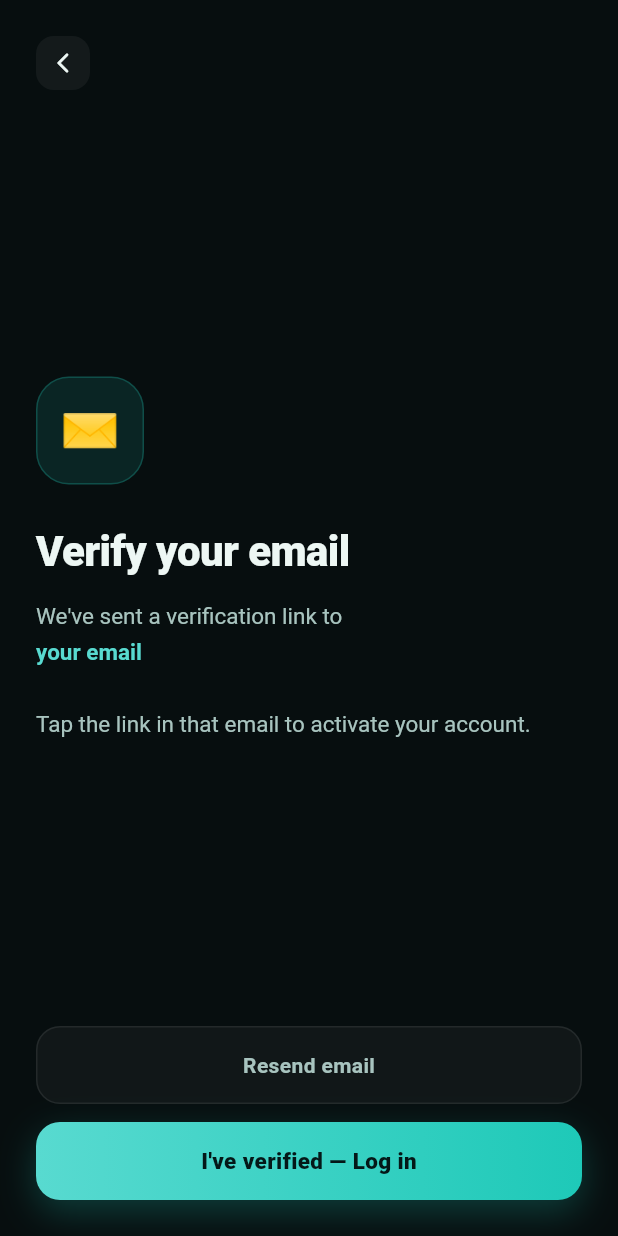
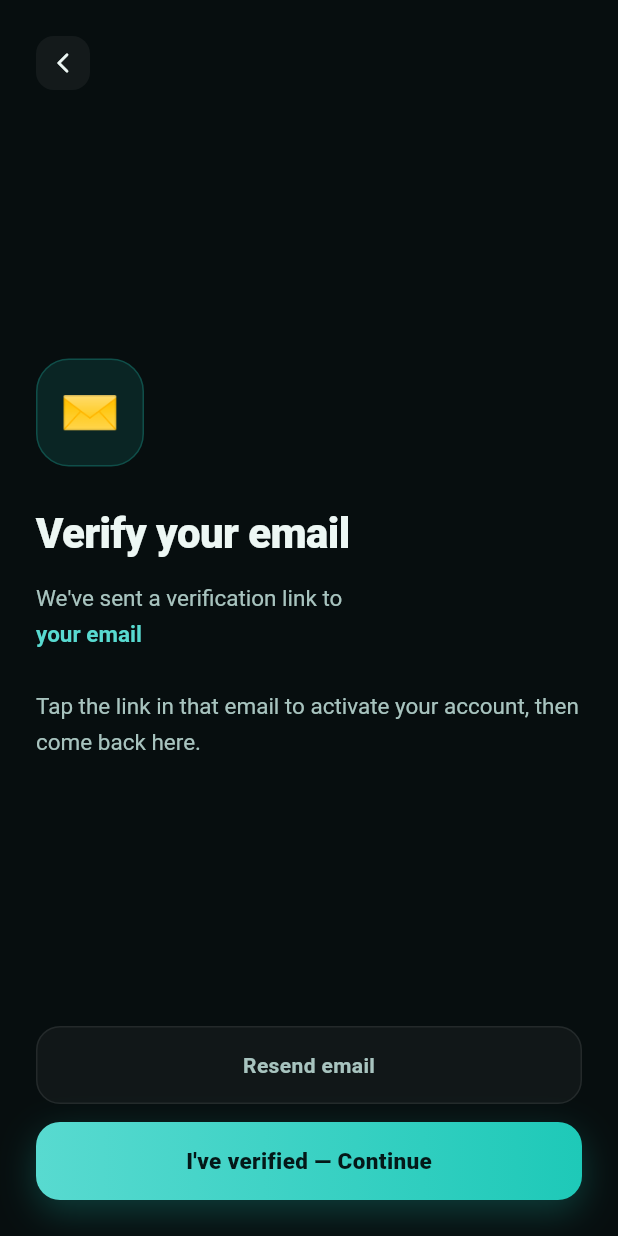
Before and after one commit to archetechglobal/Zussgo-mobile, a Flutter app: the EmailVerifyScreen screen opened by its route, on a phone screen of 412 x 824 dp. Run offline on Flutter 3.47's test engine with Material 3 defaults, Android fonts, the phone set to English and light mode, and no system bars; our stand-ins replace app_links, cached_network_image, firebase_core, firebase_messaging, flutter_dotenv, flutter_local_notifications and 6 more; accounts and stored records are empty; network calls fail.

```diff
--- a/lib/features/auth/screens/email_verify_screen.dart
+++ b/lib/features/auth/screens/email_verify_screen.dart
@@ -1,9 +1,15 @@
+// lib/features/auth/screens/email_verify_screen.dart
+
 import 'package:flutter/material.dart';
 import 'package:flutter_riverpod/flutter_riverpod.dart';
 import 'package:go_router/go_router.dart';
+import 'package:supabase_flutter/supabase_flutter.dart';
 import '../providers/auth_provider.dart';
+import '../models/app_auth_state.dart';
+import '../../../core/supabase/supabase_client.dart';
 
 const _kBg    = Color(0xFF070E0F);
+const _kS1    = Color(0xFF0D1819);
 const _kTeal  = Color(0xFF1EC9B8);
 const _kTeal2 = Color(0xFF58DAD0);
 const _kText  = Color(0xFFEDF7F4);
@@ -18,18 +24,71 @@ class EmailVerifyScreen extends ConsumerStatefulWidget {
 }
 
 class _EmailVerifyScreenState extends ConsumerState<EmailVerifyScreen> {
-  bool _resending = false;
-  bool _resent    = false;
+  bool _resending  = false;
+  bool _resent     = false;
+  bool _checking   = false;
+  String? _checkError;
 
   Future<void> _resend() async {
     if (_resending) return;
-    setState(() { _resending = true; _resent = false; });
+    setState(() { _resending = true; _resent = false; _checkError = null; });
     await ref.read(authProvider.notifier).resendEmailVerification(widget.email);
     if (mounted) setState(() { _resending = false; _resent = true; });
   }
 
+  /// Called when user taps "I've verified — Continue".
+  /// Refreshes the Supabase session; if email is now confirmed routes
+  /// to /setup (new user, no profile) or /home (returning user).
+  Future<void> _checkVerification() async {
+    if (_checking) return;
+    setState(() { _checking = true; _checkError = null; });
+
+    final confirmed = await ref.read(authProvider.notifier).checkEmailVerified();
+
+    if (!mounted) return;
+
+    if (confirmed) {
+      // Determine if user has completed onboarding (profile exists)
+      final userId = supabase.auth.currentUser?.id;
+      bool hasProfile = false;
+      if (userId != null) {
+        final row = await supabase
+            .from('profiles')
+            .select('id')
+            .eq('id', userId)
+            .maybeSingle();
+        hasProfile = row != null;
+      }
+      if (mounted) {
+        context.go(hasProfile ? '/home' : '/setup');
+      }
+    } else {
+      setState(() {
+        _checking = false;
+        _checkError = "Email not verified yet. Please check your inbox and tap the link, then try again.";
+      });
+    }
+  }
+
+  void _showSnack(String msg) {
+    ScaffoldMessenger.of(context).showSnackBar(SnackBar(
+      content: Text(msg, style: const TextStyle(color: _kText)),
+      backgroundColor: _kS1,
+      behavior: SnackBarBehavior.floating,
+      shape: RoundedRectangleBorder(borderRadius: BorderRadius.circular(12)),
+    ));
+  }
+
   @override
   Widget build(BuildContext context) {
+    // Also listen for auth errors bubbled up via resend
+    ref.listen<AppAuthState>(authProvider, (_, next) {
+      if (next is AppAuthError) {
+        _showSnack(next.message);
+        ref.read(authProvider.notifier).reset();
+      }
+    });
+
     return Scaffold(
       backgroundColor: _kBg,
       body: SafeArea(
@@ -51,6 +110,8 @@ class _EmailVerifyScreenState extends ConsumerState<EmailVerifyScreen> {
                 ),
               ),
               const Spacer(),
+
+              // Icon
               Container(
                 width: 72, height: 72,
                 decoration: BoxDecoration(
@@ -63,6 +124,7 @@ class _EmailVerifyScreenState extends ConsumerState<EmailVerifyScreen> {
                 ),
               ),
               const SizedBox(height: 24),
+
               const Text('Verify your email', style: TextStyle(
                 color: _kText, fontSize: 28,
                 fontWeight: FontWeight.w800, letterSpacing: -.4,
@@ -77,14 +139,17 @@ class _EmailVerifyScreenState extends ConsumerState<EmailVerifyScreen> {
                       text: widget.email.isEmpty ? 'your email' : widget.email,
                       style: const TextStyle(color: _kTeal2, fontWeight: FontWeight.w600),
                     ),
-                    const TextSpan(text: '\n\nTap the link in that email to activate your account.'),
+                    const TextSpan(text: '\n\nTap the link in that email to activate your account, then come back here.'),
                   ],
                 ),
               ),
+
               const Spacer(),
+
+              // ── Resent confirmation banner ──────────────────────────────────
               if (_resent)
                 Container(
-                  margin: const EdgeInsets.only(bottom: 16),
+                  margin: const EdgeInsets.only(bottom: 12),
                   padding: const EdgeInsets.symmetric(horizontal: 16, vertical: 12),
                   decoration: BoxDecoration(
                     color: _kTeal.withOpacity(.08),
@@ -100,8 +165,35 @@ class _EmailVerifyScreenState extends ConsumerState<EmailVerifyScreen> {
                     ],
                   ),
                 ),
+
+              // ── Error banner ────────────────────────────────────────────────
+              if (_checkError != null)
+                Container(
+                  margin: const EdgeInsets.only(bottom: 12),
+                  padding: const EdgeInsets.symmetric(horizontal: 16, vertical: 12),
+                  decoration: BoxDecoration(
+                    color: const Color(0xFFA12C7B).withOpacity(.08),
+                    borderRadius: BorderRadius.circular(12),
+                    border: Border.all(color: const Color(0xFFA12C7B).withOpacity(.25)),
+                  ),
+                  child: Row(
+                    crossAxisAlignment: CrossAxisAlignment.start,
+                    children: [
+                      const Icon(Icons.info_outline_rounded,
+                          color: Color(0xFFD163A7), size: 18),
+                      const SizedBox(width: 10),
+                      Expanded(
+                        child: Text(_checkError!,
+                            style: const TextStyle(
+                              color: Color(0xFFD163A7), fontSize: 13, height: 1.5)),
+                      ),
+                    ],
+                  ),
+                ),
+
+              // ── Resend button ───────────────────────────────────────────────
               GestureDetector(
-                onTap: _resend,
+                onTap: (_resending || _checking) ? null : _resend,
                 child: Container(
                   height: 52,
                   decoration: BoxDecoration(
@@ -112,32 +204,42 @@ class _EmailVerifyScreenState extends ConsumerState<EmailVerifyScreen> {
                   child: Center(
                     child: _resending
                         ? const SizedBox(width: 18, height: 18,
-                        child: CircularProgressIndicator(
-                            color: _kTeal2, strokeWidth: 2))
-                        : const Text("Resend email", style: TextStyle(
-                      color: _kMuted, fontSize: 14, fontWeight: FontWeight.w600,
-                    )),
+                            child: CircularProgressIndicator(color: _kTeal2, strokeWidth: 2))
+                        : const Text('Resend email', style: TextStyle(
+                            color: _kMuted, fontSize: 14, fontWeight: FontWeight.w600)),
                   ),
                 ),
               ),
               const SizedBox(height: 12),
+
+              // ── Primary CTA: check verification ────────────────────────────
               GestureDetector(
-                onTap: () => context.go('/login'),
-                child: Container(
+                onTap: (_checking || _resending) ? null : _checkVerification,
+                child: AnimatedContainer(
+                  duration: const Duration(milliseconds: 200),
                   height: 52,
                   decoration: BoxDecoration(
-                    gradient: const LinearGradient(colors: [_kTeal2, _kTeal]),
+                    gradient: (_checking || _resending)
+                        ? null
+                        : const LinearGradient(colors: [_kTeal2, _kTeal]),
+                    color: (_checking || _resending)
+                        ? Colors.white.withOpacity(.05)
+                        : null,
                     borderRadius: BorderRadius.circular(16),
-                    boxShadow: [BoxShadow(
-                      color: _kTeal.withOpacity(.25),
-                      blurRadius: 20, offset: const Offset(0, 8),
-                    )],
+                    boxShadow: (_checking || _resending)
+                        ? []
+                        : [BoxShadow(
+                            color: _kTeal.withOpacity(.25),
+                            blurRadius: 20, offset: const Offset(0, 8))],
                   ),
-                  child: const Center(
-                    child: Text("I've verified — Log in", style: TextStyle(
-                      color: Color(0xFF041818), fontSize: 15,
-                      fontWeight: FontWeight.w800,
-                    )),
+                  child: Center(
+                    child: _checking
+                        ? const SizedBox(width: 18, height: 18,
+                            child: CircularProgressIndicator(
+                                color: Color(0xFF041818), strokeWidth: 2))
+                        : const Text("I've verified — Continue", style: TextStyle(
+                            color: Color(0xFF041818), fontSize: 15,
+                            fontWeight: FontWeight.w800)),
                   ),
                 ),
               ),
```
Also changed, not shown: lib/features/auth/providers/auth_provider.dart (+29 -5 lines), lib/features/auth/screens/login_screen.dart (+28 -78 lines).
